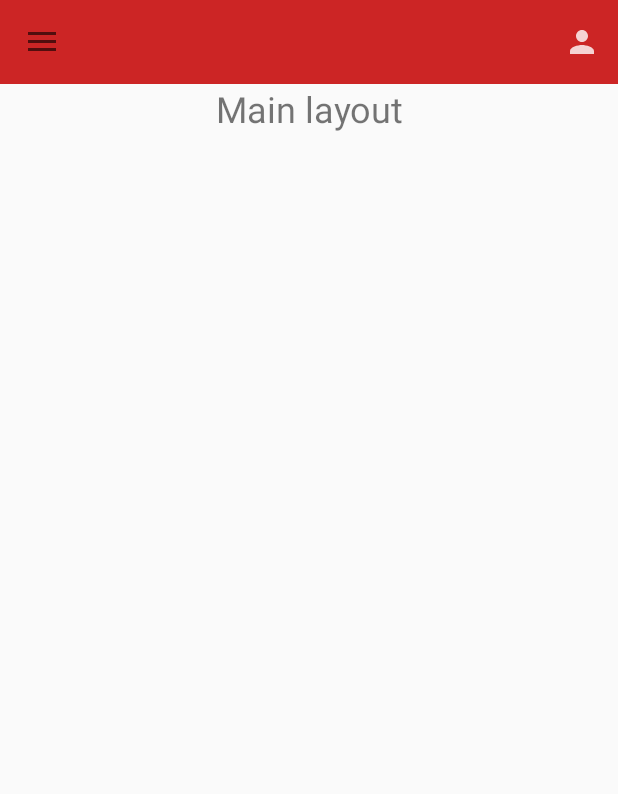
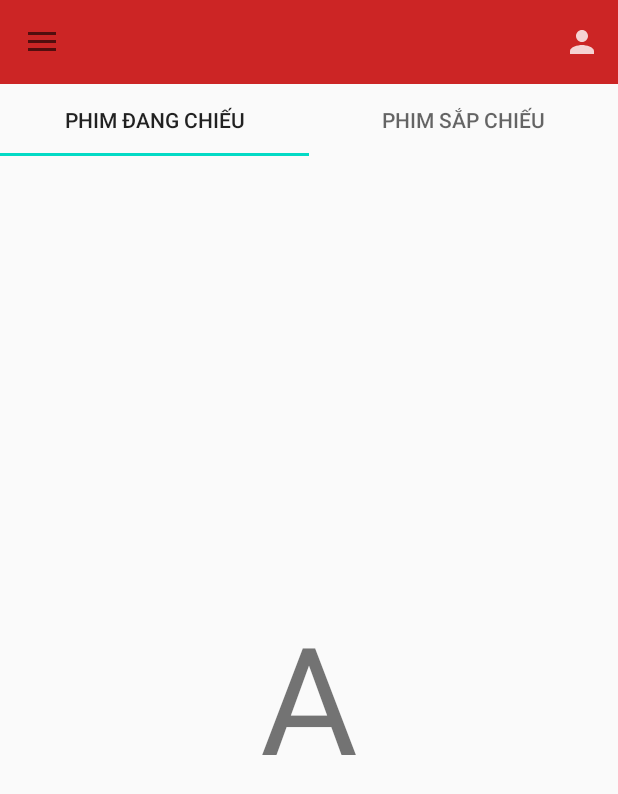
Before and after one commit to appmovie-cdth18d/App_movie, an Android app: the screen it shows after launch (MainActivity), on a phone screen of 412 x 824 dp. Shown: the top 794 px of the screen. Run offline under Robolectric (Android 15) with nearby library versions, the phone set to English and light mode, and no system bars.

Commit message:
Chuyển trang

```diff
--- a/app/build.gradle
+++ b/app/build.gradle
@@ -29,6 +29,7 @@ dependencies {
 
     //noinspection GradleCompatible
     implementation 'com.android.support:design:26.1.0'
+    implementation 'androidx.viewpager2:viewpager2:1.0.0'
 
     testImplementation 'junit:junit:4.12'
     androidTestImplementation 'androidx.test.ext:junit:1.1.2'
--- a/app/src/main/java/com/example/movie/MainActivity.java
+++ b/app/src/main/java/com/example/movie/MainActivity.java
@@ -5,16 +5,21 @@ import androidx.appcompat.app.ActionBarDrawerToggle;
 import androidx.appcompat.app.AppCompatActivity;
 import androidx.appcompat.widget.Toolbar;
 import androidx.drawerlayout.widget.DrawerLayout;
+import androidx.viewpager.widget.ViewPager;
+import androidx.viewpager2.widget.ViewPager2;
 
 import android.annotation.SuppressLint;
 import android.os.Bundle;
 import android.view.Menu;
 import android.view.MenuItem;
 
+import com.google.android.material.tabs.TabLayout;
+
 public class MainActivity extends AppCompatActivity {
     private DrawerLayout mDrawerLayout;
     private ActionBarDrawerToggle mToggle;
     private Toolbar mToolbar;
+    private TabLayout tabLayout;
 
     @Override
     protected void onCreate(Bundle savedInstanceState) {
@@ -35,6 +40,32 @@ public class MainActivity extends AppCompatActivity {
         mDrawerLayout.addDrawerListener(mToggle);
         mToggle.syncState();
 
+        tabLayout = (TabLayout)findViewById(R.id.tabLayout);
+        tabLayout.addTab(tabLayout.newTab().setText(R.string.phimdangchieu));
+        tabLayout.addTab(tabLayout.newTab().setText(R.string.phimsapchieu));
+        tabLayout.setTabGravity(tabLayout.GRAVITY_FILL);
+
+        final ViewPager viewPager = findViewById(R.id.Slide_Phim);
+        final PagerAdapter adapter = new PagerAdapter(
+                getSupportFragmentManager(), tabLayout.getTabCount());
+        viewPager.setAdapter(adapter);
+        viewPager.addOnPageChangeListener(new TabLayout.TabLayoutOnPageChangeListener(tabLayout));
+        tabLayout.addOnTabSelectedListener(new TabLayout.OnTabSelectedListener() {
+            @Override
+            public void onTabSelected(TabLayout.Tab tab) {
+                viewPager.setCurrentItem(tab.getPosition());
+            }
+
+            @Override
+            public void onTabUnselected(TabLayout.Tab tab) {
+
+            }
+
+            @Override
+            public void onTabReselected(TabLayout.Tab tab) {
+
+            }
+        });
         getSupportActionBar().setDisplayHomeAsUpEnabled(true);
     }
 
--- /dev/null
+++ b/app/src/main/java/com/example/movie/PagerAdapter.java
@@ -0,0 +1,30 @@
+package com.example.movie;
+
+import androidx.annotation.NonNull;
+import androidx.fragment.app.Fragment;
+import androidx.fragment.app.FragmentManager;
+import androidx.fragment.app.FragmentStatePagerAdapter;
+
+public class PagerAdapter extends FragmentStatePagerAdapter {
+    int mNumOfTab;
+
+    public PagerAdapter(@NonNull FragmentManager fm, int mNumOfTab) {
+        super(fm, mNumOfTab);
+        this.mNumOfTab = mNumOfTab;
+    }
+
+    @NonNull
+    @Override
+    public Fragment getItem(int position) {
+        switch (position){
+            case 0: return new phim_dang_chieu();
+            case 1: return new phim_sap_chieu();
+            default: return null;
+        }
+    }
+
+    @Override
+    public int getCount() {
+        return mNumOfTab;
+    }
+}
--- a/app/src/main/res/layout/activity_main.xml
+++ b/app/src/main/res/layout/activity_main.xml
@@ -16,15 +16,14 @@
             layout="@layout/navigation_action"
             android:layout_width="match_parent"
             android:layout_height="wrap_content" />
-
-        <TextView
-            android:id="@+id/txtText"
+        <com.google.android.material.tabs.TabLayout
+            android:id="@+id/tabLayout"
             android:layout_width="match_parent"
-            android:layout_height="wrap_content"
-            android:layout_gravity="center"
-            android:text="Main layout"
-            android:textAlignment="center"
-            android:textSize="24sp" />
+            android:layout_height="wrap_content"/>
+        <androidx.viewpager.widget.ViewPager
+            android:id="@+id/Slide_Phim"
+            android:layout_width="match_parent"
+            android:layout_height="match_parent"/>
     </LinearLayout>
 
     <com.google.android.material.navigation.NavigationView
--- a/app/src/main/res/layout/fragment_phim_dang_chieu.xml
+++ b/app/src/main/res/layout/fragment_phim_dang_chieu.xml
@@ -5,10 +5,11 @@
     android:layout_height="match_parent"
     tools:context=".phim_dang_chieu">
 
-    <!-- TODO: Update blank fragment layout -->
     <TextView
-        android:layout_width="match_parent"
-        android:layout_height="match_parent"
-        android:text="@string/hello_blank_fragment" />
+        android:layout_width="wrap_content"
+        android:layout_height="wrap_content"
+        android:text="A"
+        android:textSize="100sp"
+        android:layout_gravity="center"/>
 
 </FrameLayout>
--- a/app/src/main/res/layout/fragment_phim_sap_chieu.xml
+++ b/app/src/main/res/layout/fragment_phim_sap_chieu.xml
@@ -7,8 +7,11 @@
 
     <!-- TODO: Update blank fragment layout -->
     <TextView
-        android:layout_width="match_parent"
-        android:layout_height="match_parent"
-        android:text="@string/hello_blank_fragment" />
+        android:layout_width="wrap_content"
+        android:layout_height="wrap_content"
+        android:text="B"
+        android:textSize="100sp"
+        android:layout_gravity="center"/>
+
 
 </FrameLayout>
--- a/app/src/main/res/values/strings.xml
+++ b/app/src/main/res/values/strings.xml
@@ -12,4 +12,8 @@
     <!-- Drawable Navigation-->
     <string name="open">Open</string>
     <string name="close">Close</string>
+
+    <!-- TabLayout Name -->
+    <string name="phimdangchieu">Phim đang chiếu</string>
+    <string name="phimsapchieu">Phim sắp chiếu</string>
 </resources>
```
